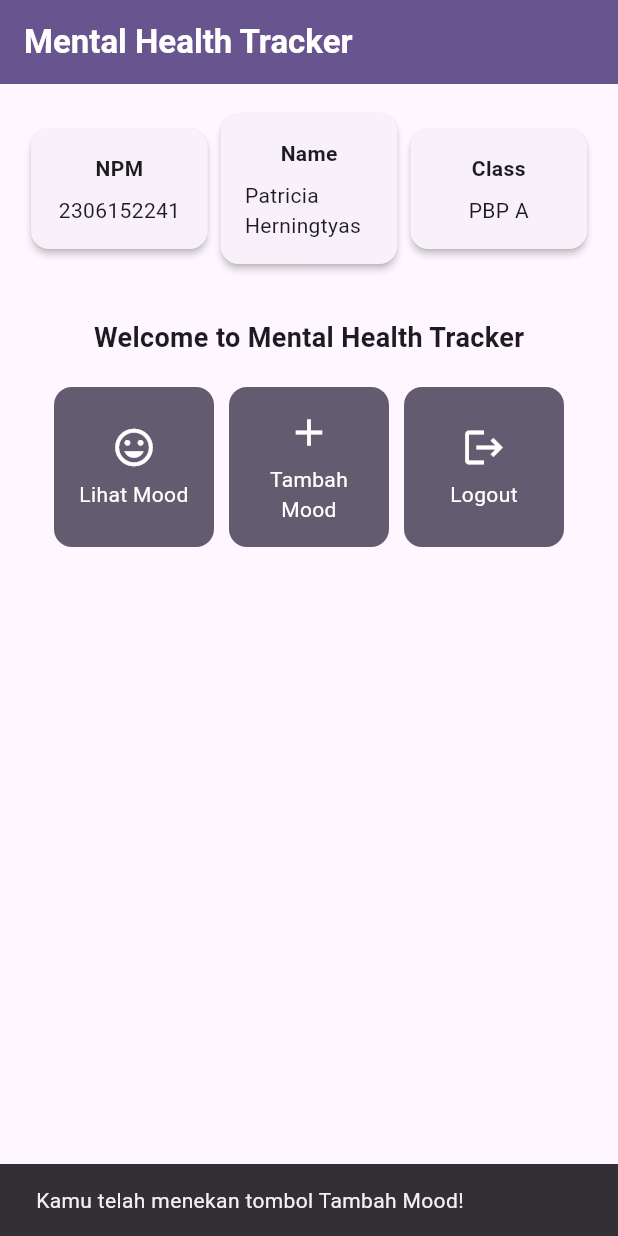
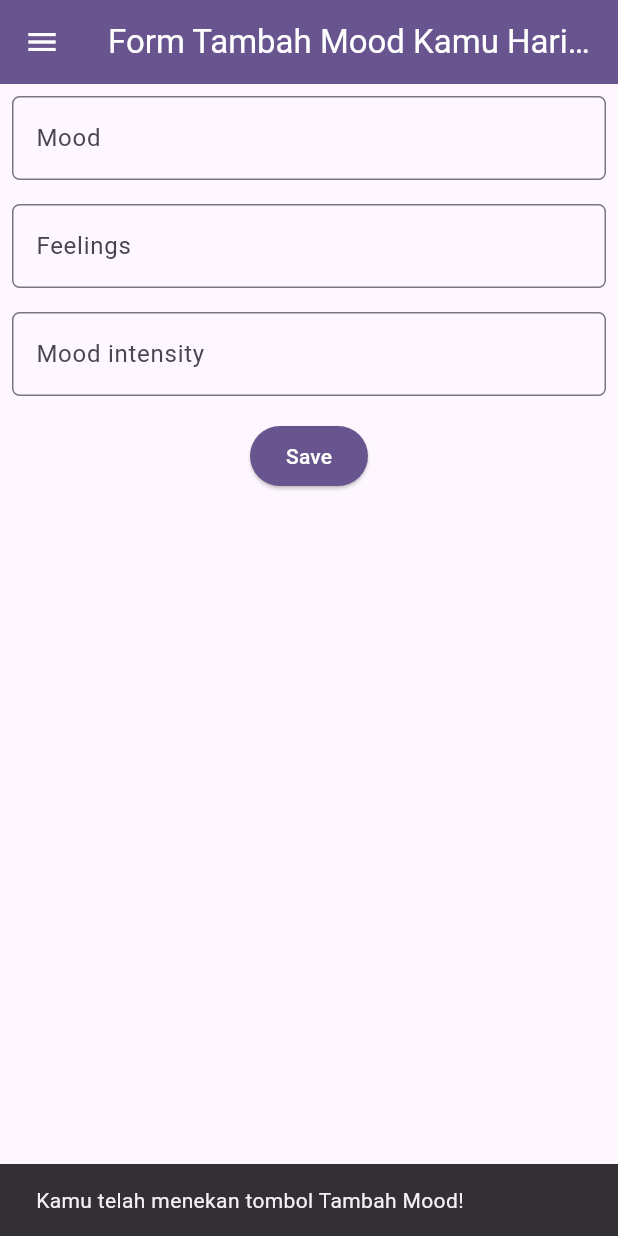
Before and after one commit to patriciatyas/mental-health-tracker-mobile, a Flutter app: the screen it shows after launch, after a tap on "Tambah Mood", on a phone screen of 412 x 824 dp. Run offline on Flutter 3.47's test engine with Material 3 defaults, Android fonts, the phone set to English and light mode, and no system bars.

Commit message:
tutorial 7 selesai

```diff
--- a/lib/main.dart
+++ b/lib/main.dart
@@ -1,5 +1,5 @@
 import 'package:flutter/material.dart';
-import 'package:mental_health_tracker/menu.dart';
+import 'package:mental_health_tracker/screens/menu.dart';
 
 void main() {
   runApp(const MyApp());
--- a/lib/menu.dart
+++ b/lib/screens/menu.dart
@@ -1,4 +1,6 @@
 import 'package:flutter/material.dart';
+import 'package:mental_health_tracker/widgets/left_drawer.dart';
+import 'package:mental_health_tracker/widgets/mood_card.dart';
 
 class MyHomePage extends StatelessWidget {
   MyHomePage({super.key});
@@ -29,7 +31,9 @@ class MyHomePage extends StatelessWidget {
         ),
         // Warna latar belakang AppBar diambil dari skema warna tema aplikasi.
         backgroundColor: Theme.of(context).colorScheme.primary,
+        iconTheme: const IconThemeData(color: Colors.white),
       ),
+      drawer: const LeftDrawer(),
       // Body halaman dengan padding di sekelilingnya.
       body: Padding(
         padding: const EdgeInsets.all(16.0),
@@ -126,64 +130,3 @@ class InfoCard extends StatelessWidget {
     );
   }
 }
-
-class ItemHomepage {
-     final String name;
-     final IconData icon;
-
-     ItemHomepage(this.name, this.icon);
- }
-
- class ItemCard extends StatelessWidget {
-  // Menampilkan kartu dengan ikon dan nama.
-
-  final ItemHomepage item;
-
-  const ItemCard(this.item, {super.key});
-
-  @override
-  Widget build(BuildContext context) {
-    return Material(
-      // Menentukan warna latar belakang dari tema aplikasi.
-      color: Theme.of(context).colorScheme.secondary,
-      // Membuat sudut kartu melengkung.
-      borderRadius: BorderRadius.circular(12),
-
-      child: InkWell(
-        // Aksi ketika kartu ditekan.
-        onTap: () {
-          // Menampilkan pesan SnackBar saat kartu ditekan.
-          ScaffoldMessenger.of(context)
-            ..hideCurrentSnackBar()
-            ..showSnackBar(
-              SnackBar(content: Text("Kamu telah menekan tombol ${item.name}!"))
-            );
-        },
-        // Container untuk menyimpan Icon dan Text
-        child: Container(
-          padding: const EdgeInsets.all(8),
-          child: Center(
-            child: Column(
-              // Menyusun ikon dan teks di tengah kartu.
-              mainAxisAlignment: MainAxisAlignment.center,
-              children: [
-                Icon(
-                  item.icon,
-                  color: Colors.white,
-                  size: 30.0,
-                ),
-                const Padding(padding: EdgeInsets.all(3)),
-                Text(
-                  item.name,
-                  textAlign: TextAlign.center,
-                  style: const TextStyle(color: Colors.white),
-                ),
-              ],
-            ),
-          ),
-        ),
-      ),
-    );
-  }
-
-}
--- /dev/null
+++ b/lib/screens/moodentry_form.dart
@@ -0,0 +1,160 @@
+import 'package:flutter/material.dart';
+import 'package:mental_health_tracker/widgets/left_drawer.dart';
+
+class MoodEntryFormPage extends StatefulWidget {
+  const MoodEntryFormPage({super.key});
+
+  @override
+  State<MoodEntryFormPage> createState() => _MoodEntryFormPageState();
+}
+
+class _MoodEntryFormPageState extends State<MoodEntryFormPage> {
+  final _formKey = GlobalKey<FormState>();
+  String _mood = "";
+	String _feelings = "";
+	int _moodIntensity = 0;
+  @override
+  Widget build(BuildContext context) {
+    return Scaffold(
+      appBar: AppBar(
+        title: const Center(
+          child: Text(
+            'Form Tambah Mood Kamu Hari ini',
+          ),
+        ),
+        backgroundColor: Theme.of(context).colorScheme.primary,
+        foregroundColor: Colors.white,
+      ),
+      drawer: const LeftDrawer(),
+      body: Form(
+        key: _formKey,
+        child: SingleChildScrollView(
+              child: Column(
+                crossAxisAlignment: CrossAxisAlignment.start,
+                children: [
+                  Padding(
+                    padding: const EdgeInsets.all(8.0),
+                    child: TextFormField(
+                      decoration: InputDecoration(
+                        hintText: "Mood",
+                        labelText: "Mood",
+                        border: OutlineInputBorder(
+                          borderRadius: BorderRadius.circular(5.0),
+                        ),
+                      ),
+                      onChanged: (String? value) {
+                        setState(() {
+                          _mood = value!;
+                        });
+                      },
+                      validator: (String? value) {
+                        if (value == null || value.isEmpty) {
+                          return "Mood tidak boleh kosong!";
+                        }
+                        return null;
+                      },
+                    ),
+                  ),
+                  Padding(
+                    padding: const EdgeInsets.all(8.0),
+                    child: TextFormField(
+                      decoration: InputDecoration(
+                        hintText: "Feelings",
+                        labelText: "Feelings",
+                        border: OutlineInputBorder(
+                          borderRadius: BorderRadius.circular(5.0),
+                        ),
+                      ),
+                      onChanged: (String? value) {
+                        setState(() {
+                          _feelings = value!;
+                        });
+                      },
+                      validator: (String? value) {
+                        if (value == null || value.isEmpty) {
+                          return "Feelings tidak boleh kosong!";
+                        }
+                        return null;
+                      },
+                    ),
+                  ),
+                  Padding(
+                    padding: const EdgeInsets.all(8.0),
+                    child: TextFormField(
+                      decoration: InputDecoration(
+                        hintText: "Mood intensity",
+                        labelText: "Mood intensity",
+                        border: OutlineInputBorder(
+                          borderRadius: BorderRadius.circular(5.0),
+                        ),
+                      ),
+                      onChanged: (String? value) {
+                        setState(() {
+                          _moodIntensity = int.tryParse(value!) ?? 0;
+                        });
+                      },
+                      validator: (String? value) {
+                        if (value == null || value.isEmpty) {
+                          return "Mood intensity tidak boleh kosong!";
+                        }
+                        if (int.tryParse(value) == null) {
+                          return "Mood intensity harus berupa angka!";
+                        }
+                        return null;
+                      },
+                    ),
+                  ),
+                  Align(
+                    alignment: Alignment.bottomCenter,
+                    child: Padding(
+                      padding: const EdgeInsets.all(8.0),
+                      child: ElevatedButton(
+                        style: ButtonStyle(
+                          backgroundColor: WidgetStateProperty.all(
+                              Theme.of(context).colorScheme.primary),
+                        ),
+                        onPressed: () {
+                          if (_formKey.currentState!.validate()) {
+                            showDialog(
+                              context: context,
+                              builder: (context) {
+                                return AlertDialog(
+                                  title: const Text('Mood berhasil tersimpan'),
+                                  content: SingleChildScrollView(
+                                    child: Column(
+                                      crossAxisAlignment: CrossAxisAlignment.start,
+                                      children: [
+                                        Text('Mood: $_mood'),
+                                        Text('Feelings: $_feelings'),
+                                        Text('Mood intensity: $_moodIntensity'),
+                                      ],
+                                    ),
+                                  ),
+                                  actions: [
+                                    TextButton(
+                                      child: const Text('OK'),
+                                      onPressed: () {
+                                        Navigator.pop(context);
+                                        _formKey.currentState!.reset();
+                                      },
+                                    ),
+                                  ],
+                                );
+                              },
+                            );
+                          }
+                        },
+                        child: const Text(
+                          "Save",
+                          style: TextStyle(color: Colors.white),
+                        ),
+                      ),
+                    ),
+                  ),
+                ],
+              )
+        ),
+      ),
+    );
+  }
+}
--- /dev/null
+++ b/lib/widgets/left_drawer.dart
@@ -0,0 +1,68 @@
+import 'package:flutter/material.dart';
+import 'package:mental_health_tracker/screens/menu.dart';
+import 'package:mental_health_tracker/screens/moodentry_form.dart';
+
+class LeftDrawer extends StatelessWidget {
+  const LeftDrawer({super.key});
+
+  @override
+  Widget build(BuildContext context) {
+    return Drawer(
+      child: ListView(
+        children: [
+          DrawerHeader(
+            decoration: BoxDecoration(
+              color: Theme.of(context).colorScheme.primary,
+            ),
+            child: const Column(
+              children: [
+                Text(
+                  'Mental Health Tracker',
+                  textAlign: TextAlign.center,
+                  style: TextStyle(
+                    fontSize: 24,
+                    fontWeight: FontWeight.bold,
+                    color: Colors.white,
+                  ),
+                ),
+                Padding(padding: EdgeInsets.all(8)),
+                Text(
+                  "Ayo jaga kesehatan mentalmu setiap hari disini!",
+                  textAlign: TextAlign.center,
+                  style: TextStyle(
+                    fontSize: 16,
+                    color: Colors.white,
+                  ),
+                )
+              ],
+            ),
+          ),
+          ListTile(
+            leading: const Icon(Icons.home_outlined),
+            title: const Text('Halaman Utama'),
+            // Bagian redirection ke MyHomePage
+            onTap: () {
+              Navigator.pushReplacement(
+                  context,
+                  MaterialPageRoute(
+                    builder: (context) => MyHomePage(),
+                  ));
+            },
+          ),
+          ListTile(
+            leading: const Icon(Icons.mood),
+            title: const Text('Tambah Mood'),
+            // Bagian redirection ke MoodEntryFormPage
+            onTap: () {
+              Navigator.pushReplacement(
+                  context,
+                  MaterialPageRoute(
+                    builder: (context) => MoodEntryFormPage(),
+                  ));
+            },
+          ),
+        ],
+      ),
+    );
+  }
+}
--- /dev/null
+++ b/lib/widgets/mood_card.dart
@@ -0,0 +1,68 @@
+import 'package:flutter/material.dart';
+import 'package:mental_health_tracker/screens/moodentry_form.dart';
+
+
+class ItemHomepage {
+     final String name;
+     final IconData icon;
+
+     ItemHomepage(this.name, this.icon);
+ }
+
+ class ItemCard extends StatelessWidget {
+  // Menampilkan kartu dengan ikon dan nama.
+
+  final ItemHomepage item;
+
+  const ItemCard(this.item, {super.key});
+
+  @override
+  Widget build(BuildContext context) {
+    return Material(
+      // Menentukan warna latar belakang dari tema aplikasi.
+      color: Theme.of(context).colorScheme.secondary,
+      // Membuat sudut kartu melengkung.
+      borderRadius: BorderRadius.circular(12),
+
+      child: InkWell(
+        // Aksi ketika kartu ditekan.
+        onTap: () {
+          // Menampilkan pesan SnackBar saat kartu ditekan.
+          ScaffoldMessenger.of(context)
+            ..hideCurrentSnackBar()
+            ..showSnackBar(
+              SnackBar(content: Text("Kamu telah menekan tombol ${item.name}!"))
+            );
+
+            if (item.name == "Tambah Mood") {
+              Navigator.push(context, MaterialPageRoute(builder: (context) => MoodEntryFormPage()));
+            }
+        },
+        // Container untuk menyimpan Icon dan Text
+        child: Container(
+          padding: const EdgeInsets.all(8),
+          child: Center(
+            child: Column(
+              // Menyusun ikon dan teks di tengah kartu.
+              mainAxisAlignment: MainAxisAlignment.center,
+              children: [
+                Icon(
+                  item.icon,
+                  color: Colors.white,
+                  size: 30.0,
+                ),
+                const Padding(padding: EdgeInsets.all(3)),
+                Text(
+                  item.name,
+                  textAlign: TextAlign.center,
+                  style: const TextStyle(color: Colors.white),
+                ),
+              ],
+            ),
+          ),
+        ),
+      ),
+    );
+  }
+
+}
```
